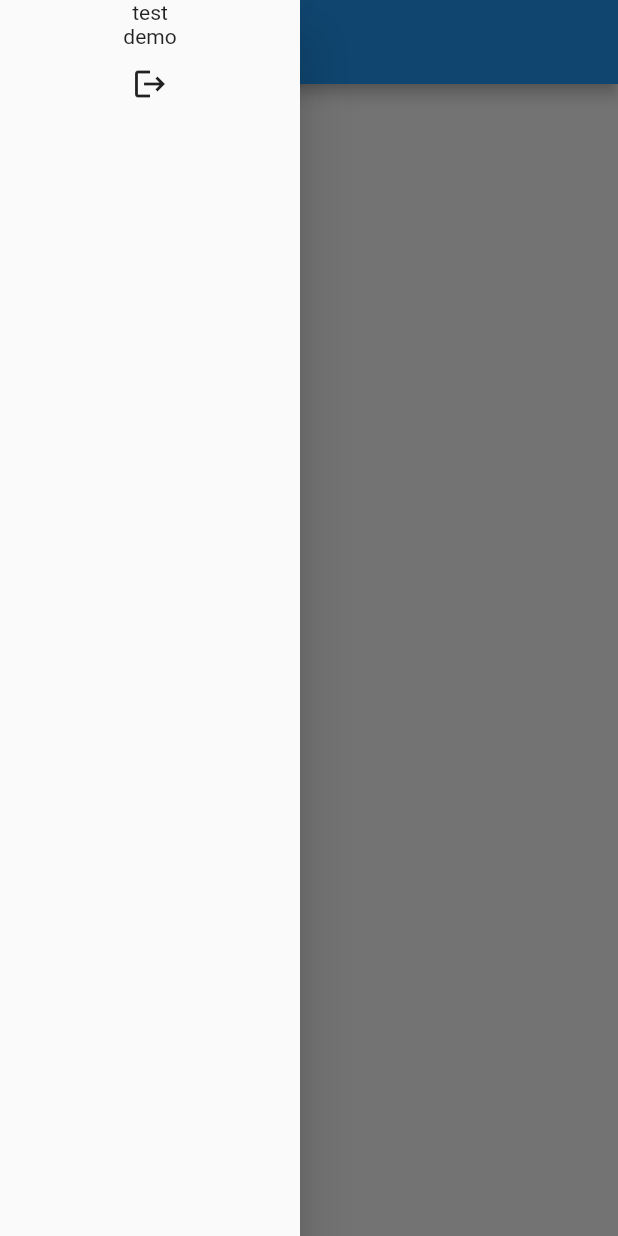
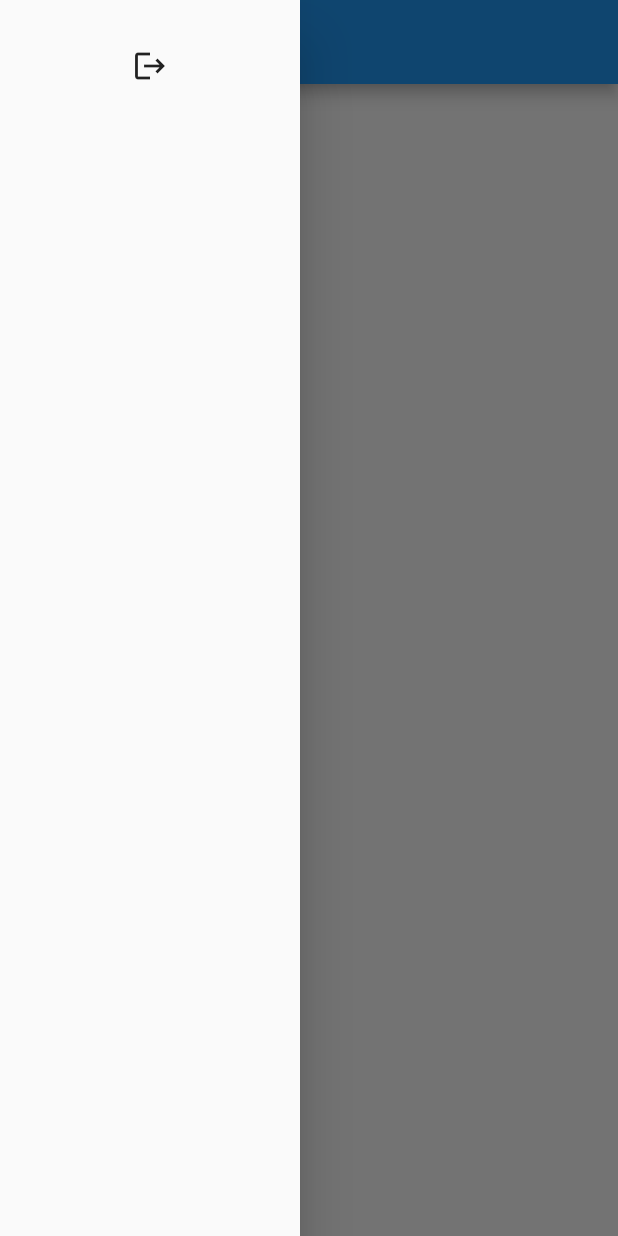
Before and after one commit to htask7878/firebase_project, a Flutter app: the dashboard screen opened directly, with the side drawer open, on a phone screen of 412 x 824 dp. Run offline on Flutter 3.47's test engine with Material 2 defaults, Android fonts, the phone set to English and light mode, and no system bars; our stand-ins replace firebase_auth, firebase_core, google_sign_in; missing offline and left inert: firebase_core_web; accounts and stored records are empty; network calls fail.

Commit message:
Initial commit

```diff
--- a/lib/dashboard.dart
+++ b/lib/dashboard.dart
@@ -17,9 +17,8 @@ class _dashboardState extends State<dashboard> {
       print(user!.uid);
     } else {
       print("not login");
-      }
-
-      }
+    }
+  }
 
   @override
   Widget build(BuildContext context) {
@@ -29,8 +28,9 @@ class _dashboardState extends State<dashboard> {
         width: 200,
         child: Column(
           children: [
-            Text("test"),
-            Text("demo"),
+            SizedBox(
+              height: 20,
+            ),
             IconButton(
                 onPressed: () async {
                   await GoogleSignIn().signOut();
```
Also changed, not shown: lib/main.dart (+2 -7 lines).
